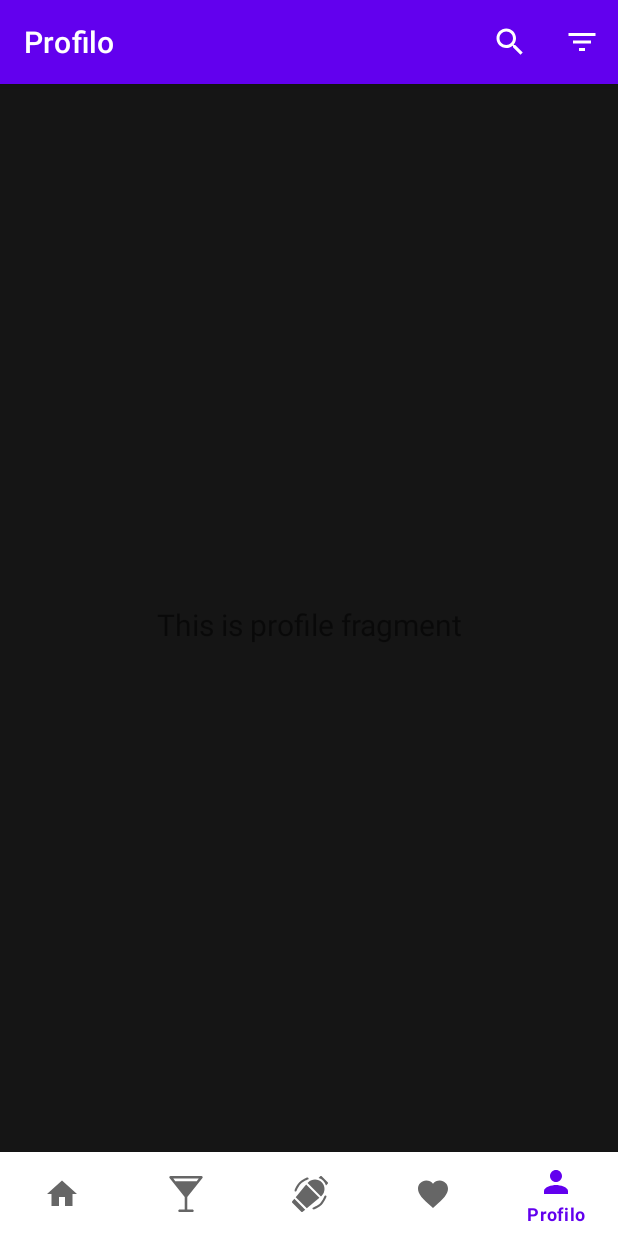
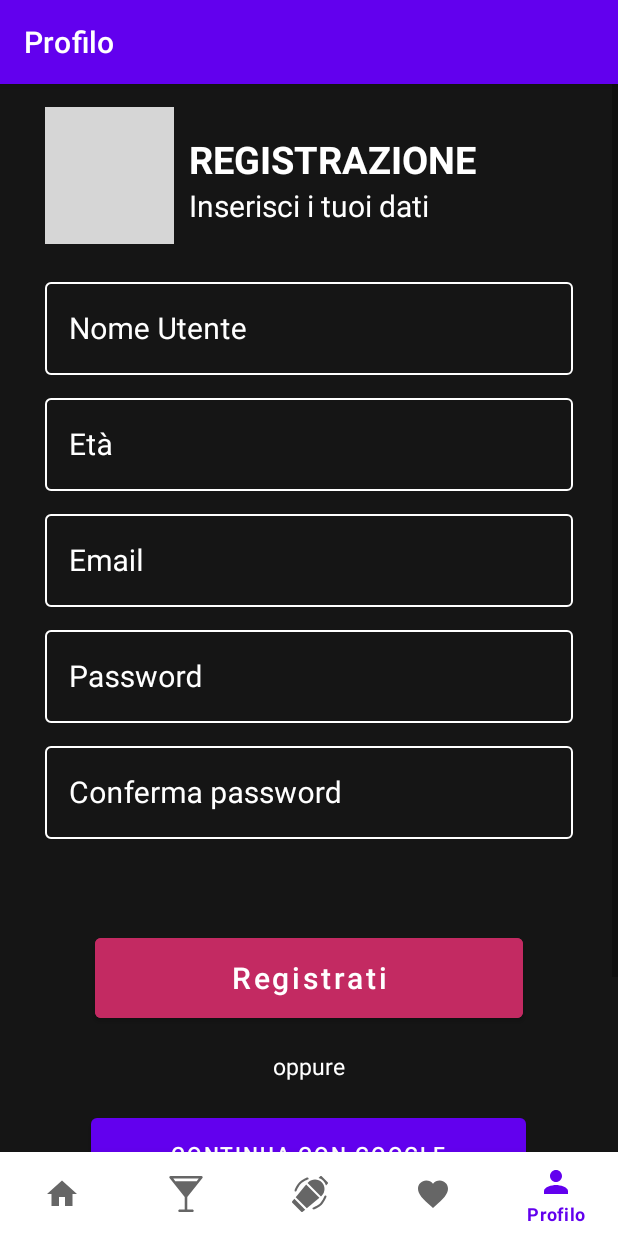
Before and after one commit to NicoloRicciardo/letsdrink, an Android app: the screen it shows after launch (MainActivity), item 5 of the bottom bar chosen, on a phone screen of 412 x 824 dp. Run offline under Robolectric (Android 15) with nearby library versions, the phone set to English and light mode, and no system bars; our stand-ins replace Firebase (no records; nobody signed in at launch, a user with empty details on screens opened directly), navigation-ui; libraries missing offline, so code that uses them is left out: com.shobhitpuri.custombuttons; plain views replace GoogleSignInButton; 2 statements that could not run were skipped; grey boxes are pictures that could not be loaded.

Commit message:
creata classe utente. gestito salvataggio dei dati utente su firestore. pulsante signin e google non funzionano.

```diff
--- a/app/build.gradle
+++ b/app/build.gradle
@@ -48,7 +48,7 @@ dependencies {
     implementation 'com.google.firebase:firebase-analytics'
     implementation 'com.google.firebase:firebase-firestore:23.0.0'
     implementation 'com.github.bumptech.glide:glide:4.12.0'
-    implementation "androidx.recyclerview:recyclerview:1.1.0"
+    implementation "androidx.recyclerview:recyclerview:1.2.0"
     implementation "androidx.recyclerview:recyclerview-selection:1.1.0"
     annotationProcessor 'com.github.bumptech.glide:compiler:4.12.0'
     implementation 'com.airbnb.android:lottie:3.4.0'
--- a/app/src/main/AndroidManifest.xml
+++ b/app/src/main/AndroidManifest.xml
@@ -18,6 +18,10 @@
             android:label="@string/app_name"
             android:screenOrientation="portrait"
             android:theme="@style/Theme.LetsDrink">
+            <intent-filter>
+                <action android:name="android.intent.action.MAIN" />
+                <category android:name="android.intent.category.LAUNCHER" />
+            </intent-filter>
 
             <intent-filter>
                 <action android:name="android.intent.action.MAIN" />
--- a/app/src/main/java/it/unimib/letsdrink/activity/MainActivity.java
+++ b/app/src/main/java/it/unimib/letsdrink/activity/MainActivity.java
@@ -4,6 +4,9 @@ import android.os.Bundle;
 import android.view.View;
 
 import androidx.appcompat.app.AppCompatActivity;
+import androidx.fragment.app.Fragment;
+import androidx.fragment.app.FragmentManager;
+import androidx.fragment.app.FragmentTransaction;
 import androidx.navigation.NavController;
 import androidx.navigation.Navigation;
 import androidx.navigation.ui.AppBarConfiguration;
@@ -27,7 +30,6 @@ public class MainActivity extends AppCompatActivity {
         NavController navController = Navigation.findNavController(this, R.id.nav_host_fragment);
         NavigationUI.setupActionBarWithNavController(this, navController, appBarConfiguration);
         NavigationUI.setupWithNavController(navView, navController);
-
     }
 
 }
--- a/app/src/main/java/it/unimib/letsdrink/ui/profile/ProfileFragment.java
+++ b/app/src/main/java/it/unimib/letsdrink/ui/profile/ProfileFragment.java
@@ -21,7 +21,7 @@ import it.unimib.letsdrink.R;
 
 public class ProfileFragment extends Fragment {
 
-    private ProfileViewModel profileViewModel;
+    //private ProfileViewModel profileViewModel;
 
     public static ProfileFragment newInstance() {
         return new ProfileFragment();
@@ -30,18 +30,18 @@ public class ProfileFragment extends Fragment {
     @Override
     public View onCreateView(@NonNull LayoutInflater inflater, @Nullable ViewGroup container,
                              @Nullable Bundle savedInstanceState) {
-        profileViewModel =
-                new ViewModelProvider(this).get(ProfileViewModel.class);
+        /*profileViewModel =
+                new ViewModelProvider(this).get(ProfileViewModel.class);*/
         View root = inflater.inflate(R.layout.fragment_profile, container, false);
-        final TextView textView = root.findViewById(R.id.text_profile);
-        profileViewModel.getText().observe(getViewLifecycleOwner(), new Observer<String>() {
+        //final TextView textView = root.findViewById(R.id.text_profile);
+        /*profileViewModel.getText().observe(getViewLifecycleOwner(), new Observer<String>() {
             @Override
             public void onChanged(@Nullable String s) {
                 textView.setText(s);
             }
-        });
+        });*/
 
-        setHasOptionsMenu(true);
+        //setHasOptionsMenu(true);
         return root;
     }
 
--- a/app/src/main/java/it/unimib/letsdrink/ui/profile/ProfileViewModel.java
+++ /dev/null
@@ -1,18 +0,0 @@
-package it.unimib.letsdrink.ui.profile;
-
-import androidx.lifecycle.LiveData;
-import androidx.lifecycle.MutableLiveData;
-import androidx.lifecycle.ViewModel;
-
-public class ProfileViewModel extends ViewModel {
-    private MutableLiveData<String> mText;
-
-    public ProfileViewModel() {
-        mText = new MutableLiveData<>();
-        mText.setValue("This is profile fragment");
-    }
-
-    public LiveData<String> getText() {
-        return mText;
-    }
-}
--- a/app/src/main/res/layout/fragment_login.xml
+++ b/app/src/main/res/layout/fragment_login.xml
@@ -5,7 +5,7 @@
     android:id="@+id/fragment_login"
     android:layout_width="match_parent"
     android:layout_height="match_parent"
-    tools:context=".ui.profile.RegistrationFragment">
+    tools:context=".ui.profile.LoginFragment">
 
     <androidx.constraintlayout.widget.ConstraintLayout
         android:layout_width="match_parent"
--- a/app/src/main/res/layout/fragment_profile.xml
+++ b/app/src/main/res/layout/fragment_profile.xml
@@ -5,18 +5,4 @@
     android:layout_width="match_parent"
     android:layout_height="match_parent"
     tools:context=".ui.profile.ProfileFragment">
-
-    <TextView
-        android:id="@+id/text_profile"
-        android:layout_width="match_parent"
-        android:layout_height="wrap_content"
-        android:layout_marginStart="8dp"
-        android:layout_marginTop="8dp"
-        android:layout_marginEnd="8dp"
-        android:textAlignment="center"
-        android:textSize="20sp"
-        app:layout_constraintBottom_toBottomOf="parent"
-        app:layout_constraintEnd_toEndOf="parent"
-        app:layout_constraintStart_toStartOf="parent"
-        app:layout_constraintTop_toTopOf="parent" />
 </androidx.constraintlayout.widget.ConstraintLayout>
--- a/app/src/main/res/navigation/mobile_navigation.xml
+++ b/app/src/main/res/navigation/mobile_navigation.xml
@@ -44,9 +44,9 @@
 
     <fragment
         android:id="@+id/navigation_profile"
-        android:name="it.unimib.letsdrink.ui.profile.ProfileFragment"
+        android:name="it.unimib.letsdrink.ui.profile.RegistrationFragment"
         android:label="@string/title_profile"
-        tools:layout="@layout/fragment_profile" />
+        tools:layout="@layout/fragment_registration" />
     <fragment
         android:id="@+id/cocktailDetailFragment"
         android:name="it.unimib.letsdrink.ui.drinks.drinks_without_login.CocktailDetailFragment"
--- a/build.gradle
+++ b/build.gradle
@@ -6,7 +6,7 @@ buildscript {
     }
     dependencies {
         classpath 'com.android.tools.build:gradle:4.1.3'
-        classpath 'com.google.gms:google-services:4.3.5'
+        classpath 'com.google.gms:google-services:4.3.8'
 
         // NOTE: Do not place your application dependencies here; they belong
         // in the individual module build.gradle files
```
Also changed, not shown: app/src/main/java/it/unimib/letsdrink/ui/profile/RegistrationFragment.java (+79 -13 lines), app/src/main/java/it/unimib/letsdrink/ui/profile/User.java (added, +60 -0 lines).
